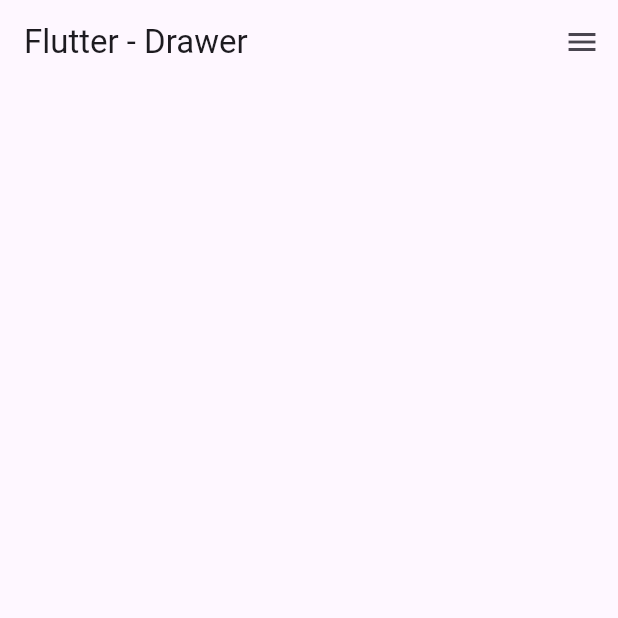
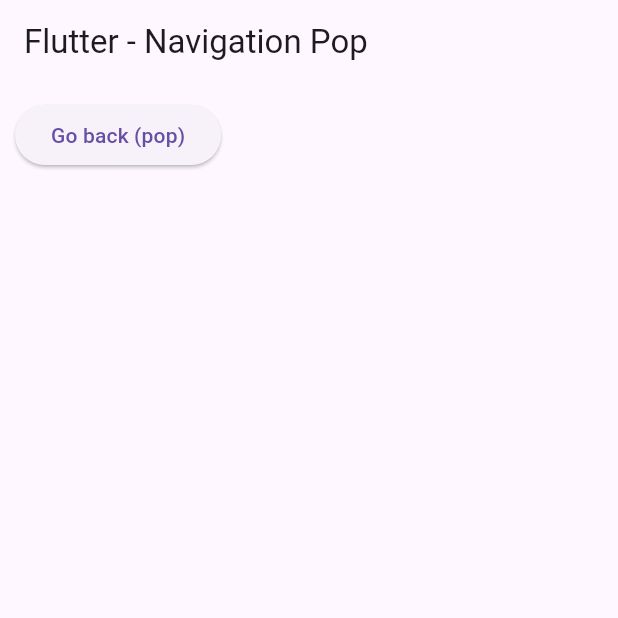
Before and after one commit to MuhammadIbraAlfathar/flutter-basic, a Flutter app: the screen it shows after launch, on a phone screen of 412 x 824 dp, the top half of it. Run offline on Flutter 3.47's test engine with Material 3 defaults, Android fonts, the phone set to English and light mode, and no system bars; our stand-ins replace flutter_svg, image_gallery_saver, image_picker.

Commit message:
[basic-layout] membuat navigation pop

```diff
--- a/lib/main.dart
+++ b/lib/main.dart
@@ -1,7 +1,6 @@
 import 'package:flutter/material.dart';
-import 'package:flutter_application_1/widget_lesson/basic_form/form_widget.dart';
-import 'package:flutter_application_1/widget_lesson/navigation/bottom_navbar.dart';
 import 'package:flutter_application_1/widget_lesson/navigation/drawer_widget.dart';
+import 'package:flutter_application_1/widget_lesson/navigation/navigation_pop.dart';
 
 void main() {
   runApp(const MyApp());
@@ -35,7 +34,7 @@ class MyApp extends StatelessWidget {
         // primarySwatch: Colors.blue,
         useMaterial3: true,
       ),
-      home: const DrawerWidget(),
+      home: const NavigationPopWidget(),
     );
   }
 }
--- /dev/null
+++ b/lib/widget_lesson/navigation/navigation_pop.dart
@@ -0,0 +1,32 @@
+import 'package:flutter/material.dart';
+
+class NavigationPopWidget extends StatefulWidget {
+  const NavigationPopWidget({super.key});
+
+  @override
+  State<NavigationPopWidget> createState() => _NavigationPopWidgetState();
+}
+
+class _NavigationPopWidgetState extends State<NavigationPopWidget> {
+  @override
+  Widget build(BuildContext context) {
+    return Scaffold(
+      appBar: AppBar(
+        title: const Text("Flutter - Navigation Pop"),
+      ),
+      body: Container(
+        padding: const EdgeInsets.all(10.0),
+        child: Column(
+          children: [
+            ElevatedButton(
+              onPressed: () {
+                Navigator.of(context).pop();
+              },
+              child: const Text("Go back (pop)"),
+            )
+          ],
+        ),
+      ),
+    );
+  }
+}
```
